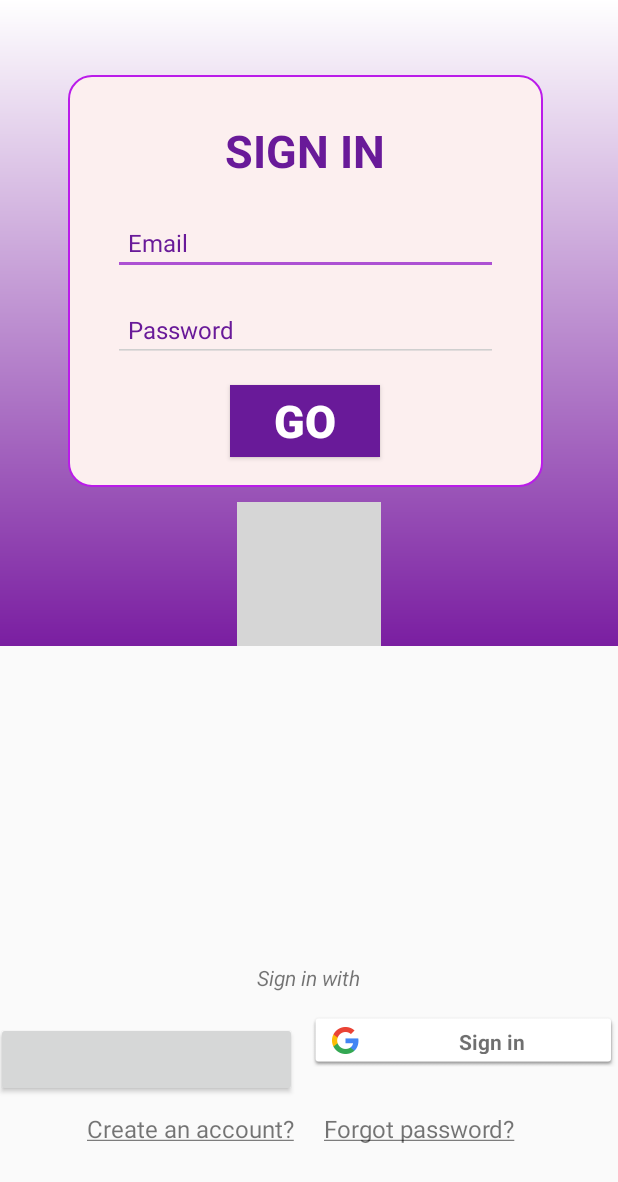
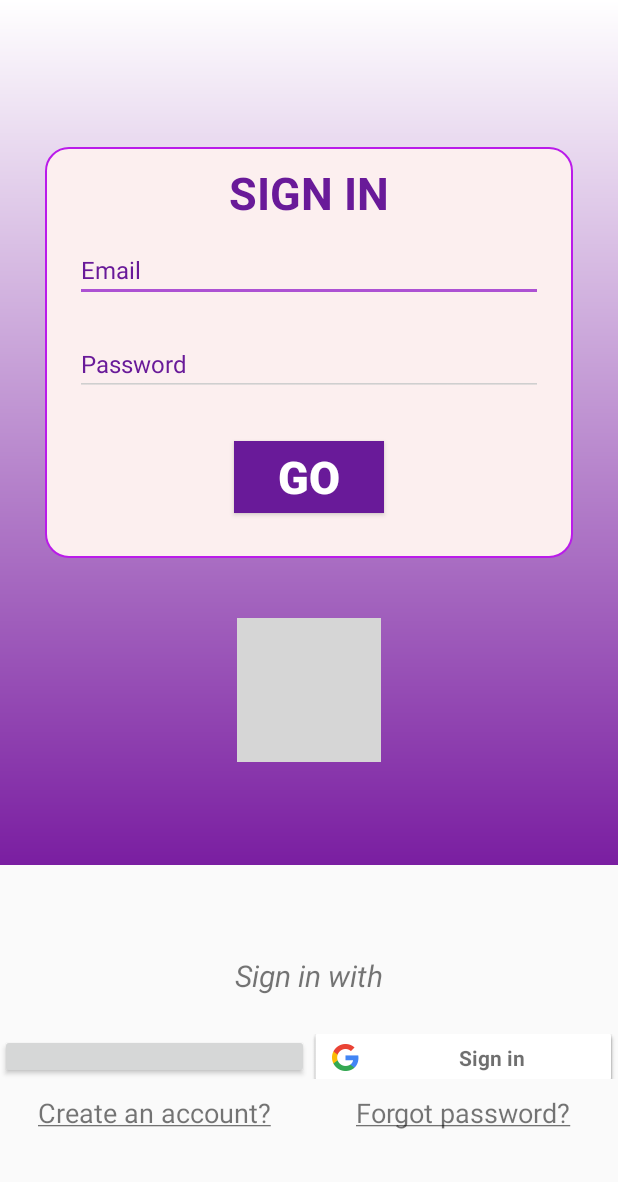
Before and after one commit to UngDungDiDong/LearnJapan, an Android app: the screen it shows after launch (LoginActivity), on a phone screen of 412 x 824 dp. Shown: the top 1182 px of the screen. Run offline under Robolectric (Android 15) with nearby library versions, the phone set to English and light mode, and no system bars; libraries missing offline, so code that uses them is left out: com.facebook, com.facebook.login; plain views replace LoginButton; 7 statements that could not run were skipped; grey boxes are pictures that could not be loaded.

Commit message:
Update layout login

```diff
--- a/app/src/main/res/layout/activity_login_nguyen_diem.xml
+++ b/app/src/main/res/layout/activity_login_nguyen_diem.xml
@@ -1,119 +1,105 @@
 <?xml version="1.0" encoding="utf-8"?>
 <LinearLayout xmlns:android="http://schemas.android.com/apk/res/android"
-    xmlns:app="http://schemas.android.com/apk/res-auto"
     android:layout_width="match_parent"
     android:layout_height="match_parent"
-    android:orientation="vertical"
-    android:weightSum="100">
+    android:orientation="vertical">
+
+    <LinearLayout
+        android:layout_width="match_parent"
+        android:layout_height="0dp"
+        android:layout_weight="7"
+        android:background="@drawable/gradient_background_shap"
+        android:gravity="center_vertical"
+        android:orientation="vertical">
+
+        <ScrollView
+            android:layout_width="match_parent"
+            android:layout_height="wrap_content">
 
             <LinearLayout
                 android:layout_width="match_parent"
                 android:layout_height="wrap_content"
-        android:orientation="vertical"
-        android:layout_weight="80">
+                android:layout_margin="30dp"
+                android:background="@drawable/radius"
+                android:gravity="center_vertical"
+                android:orientation="vertical">
+
+                <TextView
+                    android:id="@+id/text_login"
+                    android:layout_width="match_parent"
+                    android:layout_height="wrap_content"
+                    android:text="@string/sign_in"
+                    android:textAlignment="center"
+                    android:textColor="@color/colorPrimaryDark"
+                    android:textSize="30sp"
+                    android:textStyle="bold" />
 
                 <LinearLayout
                     android:layout_width="match_parent"
                     android:layout_height="wrap_content"
                     android:orientation="vertical">
 
-                <LinearLayout
-                    android:layout_width="match_parent"
-                    android:layout_height="wrap_content"
-                    android:background="@drawable/gradient_background_shap"
-                    android:orientation="vertical"
-                    android:visibility="visible"
-                    android:weightSum="10">
-
-                    <LinearLayout
-                        android:layout_width="match_parent"
-                        android:layout_height="wrap_content"
-                        android:layout_marginBottom="10dp"
-                        android:layout_marginLeft="45dp"
-                        android:layout_marginRight="50dp"
-                        android:layout_marginTop="50dp"
-                        android:background="@drawable/radius"
-                        android:orientation="vertical">
-
-                        <TextView
-                            android:id="@+id/text_login"
-                            android:layout_width="wrap_content"
-                            android:layout_height="wrap_content"
-                            android:layout_gravity="center"
-                            android:layout_marginBottom="20dp"
-                            android:layout_marginTop="20dp"
-                            android:text="SIGN IN"
-                            android:textColor="@color/colorPrimaryDark"
-                            android:textSize="30sp"
-                            android:textStyle="bold" />
-
                     <EditText
                         android:id="@+id/edt_username"
                         android:layout_width="match_parent"
                         android:layout_height="wrap_content"
-                            android:layout_marginBottom="15dp"
-                            android:layout_marginLeft="20dp"
-                            android:layout_marginRight="20dp"
-                            android:hint="Email"
+                        android:layout_margin="10dp"
+                        android:hint="@string/email"
                         android:inputType="textEmailAddress"
-                            android:paddingLeft="10dp"
                         android:singleLine="true"
                         android:textColor="@color/colorPrimaryDark"
                         android:textColorHighlight="@color/colorPrimaryDark"
                         android:textColorHint="@color/colorPrimaryDark"
-                            android:textSize="16dp" />
+                        android:textSize="16sp" />
 
                     <EditText
                         android:id="@+id/edt_password"
                         android:layout_width="match_parent"
                         android:layout_height="wrap_content"
-                            android:layout_marginBottom="15dp"
-                            android:layout_marginLeft="20dp"
-                            android:layout_marginRight="20dp"
-                            android:hint="Password"
+                        android:layout_margin="10dp"
+                        android:hint="@string/password"
                         android:inputType="textPassword"
-                            android:paddingLeft="10dp"
                         android:singleLine="true"
                         android:textColor="@color/colorPrimaryDark"
                         android:textColorHighlight="@color/colorPrimaryDark"
                         android:textColorHint="@color/colorPrimaryDark"
-                            android:textSize="16dp" />
+                        android:textSize="16sp" />
+
+                </LinearLayout>
 
                 <Button
                     android:id="@+id/btnLogin"
                     android:layout_width="100dp"
                     android:layout_height="wrap_content"
                     android:layout_gravity="center"
-                            android:layout_marginBottom="10dp"
+                    android:layout_margin="20dp"
                     android:background="@color/colorPrimaryDark"
-                            android:text="GO"
+                    android:text="@string/go"
                     android:textColor="@color/color_white"
-                            android:textSize="30dp"
+                    android:textSize="30sp"
                     android:textStyle="bold" />
             </LinearLayout>
-
-                    <LinearLayout
-                        android:layout_width="match_parent"
-                        android:layout_height="match_parent"
-                        android:orientation="vertical">
+        </ScrollView>
 
         <ImageView
             android:id="@+id/img_bottom"
             android:layout_width="wrap_content"
             android:layout_height="wrap_content"
             android:layout_gravity="center"
+            android:layout_marginTop="10dp"
+            android:contentDescription="@null"
             android:src="@drawable/ic_action_arrow_bottom"
             android:tint="@android:color/darker_gray"
             android:visibility="visible" />
-                    </LinearLayout>
-                </LinearLayout>
-        </LinearLayout>
+
+
     </LinearLayout>
 
     <LinearLayout
         android:layout_width="match_parent"
-        android:layout_height="wrap_content"
-        android:layout_weight="20"
+        android:layout_height="0dp"
+        android:layout_weight="3"
+        android:gravity="center_vertical"
         android:orientation="vertical">
 
         <TextView
@@ -121,90 +107,63 @@
             android:layout_width="wrap_content"
             android:layout_height="wrap_content"
             android:layout_gravity="center"
-            android:layout_marginTop="10dp"
-            android:text="Sign in with"
-            android:textSize="14dp"
-            android:textStyle="italic"
-
-            />
+            android:layout_marginBottom="25dp"
+            android:text="@string/sign_in_with"
+            android:textSize="20sp"
+            android:textStyle="italic" />
 
         <LinearLayout
             android:layout_width="match_parent"
-            android:layout_height="wrap_content"
-            android:orientation="horizontal"
-            android:weightSum="10">
-
-            <LinearLayout
-                android:layout_width="match_parent"
-                android:layout_height="match_parent"
-                android:layout_weight="5"
-                android:orientation="vertical">
+            android:layout_height="30dp"
+            android:gravity="center"
+            android:orientation="horizontal">
 
             <com.facebook.login.widget.LoginButton
                 android:id="@+id/img_facebook"
-                    android:layout_width="match_parent"
-                    android:layout_height="50dp"
-                    android:layout_gravity="center_horizontal"
-                    android:layout_marginBottom="10dp"
-                    android:layout_marginRight="5dp"
-                    android:layout_marginTop="20dp" />
-            </LinearLayout>
-
-            <LinearLayout
-                android:layout_width="match_parent"
-                android:layout_height="match_parent"
-                android:layout_weight="5"
-                android:orientation="vertical">
+                android:layout_width="0dp"
+                android:layout_height="wrap_content"
+                android:layout_gravity="center_vertical"
+                android:layout_weight="1" />
 
             <com.google.android.gms.common.SignInButton
                 android:id="@+id/img_google"
-                    android:layout_width="match_parent"
-                    android:layout_height="36dp"
-                    android:layout_gravity="center_horizontal"
-                    android:layout_marginTop="14dp" />
+                android:layout_width="0dp"
+                android:layout_height="40dp"
+                android:layout_gravity="center_vertical"
+                android:layout_weight="1">
 
-            </LinearLayout>
+            </com.google.android.gms.common.SignInButton>
+
         </LinearLayout>
 
         <LinearLayout
             android:layout_width="match_parent"
             android:layout_height="wrap_content"
-            android:layout_weight="20"
+            android:layout_marginTop="10dp"
+            android:gravity="center_vertical"
             android:orientation="horizontal"
-            android:paddingBottom="10dp"
-            android:weightSum="10">
-
-            <LinearLayout
-                android:layout_width="match_parent"
-                android:layout_height="wrap_content"
-                android:layout_weight="5"
-                android:orientation="vertical">
+            android:paddingBottom="10dp">
 
             <TextView
                 android:id="@+id/tv_create_an_account"
-                    android:layout_width="wrap_content"
+                android:layout_width="0dp"
                 android:layout_height="wrap_content"
-                    android:layout_gravity="right"
-                    android:paddingRight="10dp"
+                android:layout_weight="1"
                 android:text="@string/create_an_account"
-                    android:textSize="16sp" />
-            </LinearLayout>
-
-            <LinearLayout
-                android:layout_width="match_parent"
-                android:layout_height="wrap_content"
-                android:layout_weight="5"
-                android:orientation="vertical">
+                android:textAlignment="center"
+                android:textSize="18sp" />
 
             <TextView
                 android:id="@+id/tv_forgot_password"
-                    android:layout_width="wrap_content"
+                android:layout_width="0dp"
                 android:layout_height="wrap_content"
-                    android:layout_gravity="left"
-                    android:paddingLeft="10dp"
+                android:layout_weight="1"
                 android:text="@string/forgot_passowrd"
-                    android:textSize="16sp" />
+                android:textAlignment="center"
+                android:textSize="18sp"/>
+
         </LinearLayout>
+
     </LinearLayout>
+
 </LinearLayout>
-</LinearLayout>
--- a/app/src/main/res/values/strings.xml
+++ b/app/src/main/res/values/strings.xml
@@ -14,7 +14,6 @@
     <!-- Complete profile BANG-->
     <string name="name">Full name</string>
     <string name="phone">Phone</string>
-    <string name="email">Email</string>
     <string name="address">Address</string>
     <string name="contact_info">Contact Info</string>
 
@@ -31,11 +30,15 @@
     <string name="create_an_account"><u>Create an account?</u></string>
     <string name="forgot_passowrd"><u>Forgot password?</u></string>
     <string name="login">SIGN IN</string>
-    <string name="password">Password</string>
 
     <string name="facebook_app_id">701216760267573</string>
 
 
     <!--add-vocab Trung-->
     <string name="marugoto_title">まるごと A2.1</string>
+    <string name="sign_in">SIGN IN</string>
+    <string name="email">Email</string>
+    <string name="password">Password</string>
+    <string name="go">GO</string>
+    <string name="sign_in_with">Sign in with</string>
 </resources>
```
Lines whose indentation alone changed are shown as unchanged.
